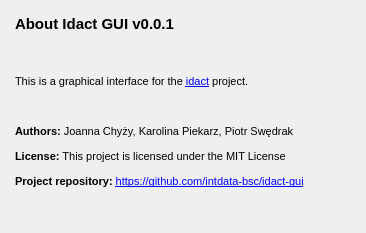
Above: gui/widgets_templates/about.ui from intdata-bsc/idact-gui before the change. Below: the same form after it.
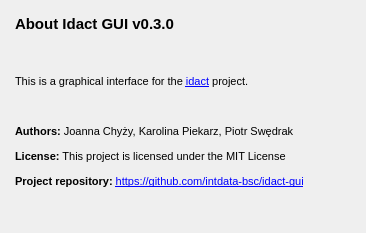
That is the form after the change.

Commit message: Change the requirements to require specific idact version - 0.10

```diff
--- a/gui/widgets_templates/about.ui
+++ b/gui/widgets_templates/about.ui
@@ -36,7 +36,7 @@
 &lt;html&gt;&lt;head&gt;&lt;meta name=&quot;qrichtext&quot; content=&quot;1&quot; /&gt;&lt;style type=&quot;text/css&quot;&gt;
 p, li { white-space: pre-wrap; }
 &lt;/style&gt;&lt;/head&gt;&lt;body style=&quot; font-family:'MS Shell Dlg 2'; font-size:8.25pt; font-weight:400; font-style:normal;&quot;&gt;
-&lt;p style=&quot; margin-top:12px; margin-bottom:12px; margin-left:0px; margin-right:0px; -qt-block-indent:0; text-indent:0px;&quot;&gt;&lt;span style=&quot; font-size:11pt; font-weight:600;&quot;&gt;About Idact GUI v0.0.1&lt;/span&gt;&lt;/p&gt;
+&lt;p style=&quot; margin-top:12px; margin-bottom:12px; margin-left:0px; margin-right:0px; -qt-block-indent:0; text-indent:0px;&quot;&gt;&lt;span style=&quot; font-size:11pt; font-weight:600;&quot;&gt;About Idact GUI v0.3.0&lt;/span&gt;&lt;/p&gt;
 &lt;p style=&quot;-qt-paragraph-type:empty; margin-top:12px; margin-bottom:12px; margin-left:0px; margin-right:0px; -qt-block-indent:0; text-indent:0px; font-size:11pt; font-weight:600;&quot;&gt;&lt;br /&gt;&lt;/p&gt;
 &lt;p style=&quot; margin-top:12px; margin-bottom:12px; margin-left:0px; margin-right:0px; -qt-block-indent:0; text-indent:0px;&quot;&gt;This is a graphical interface for the &lt;a href=&quot;https://github.com/garstka/idact&quot;&gt;&lt;span style=&quot; font-size:8pt; text-decoration: underline; color:#0000ff;&quot;&gt;idact&lt;/span&gt;&lt;/a&gt; project.&lt;/p&gt;
 &lt;p style=&quot;-qt-paragraph-type:empty; margin-top:12px; margin-bottom:12px; margin-left:0px; margin-right:0px; -qt-block-indent:0; text-indent:0px;&quot;&gt;&lt;br /&gt;&lt;/p&gt;
```
The commit also changes 2 other files.
